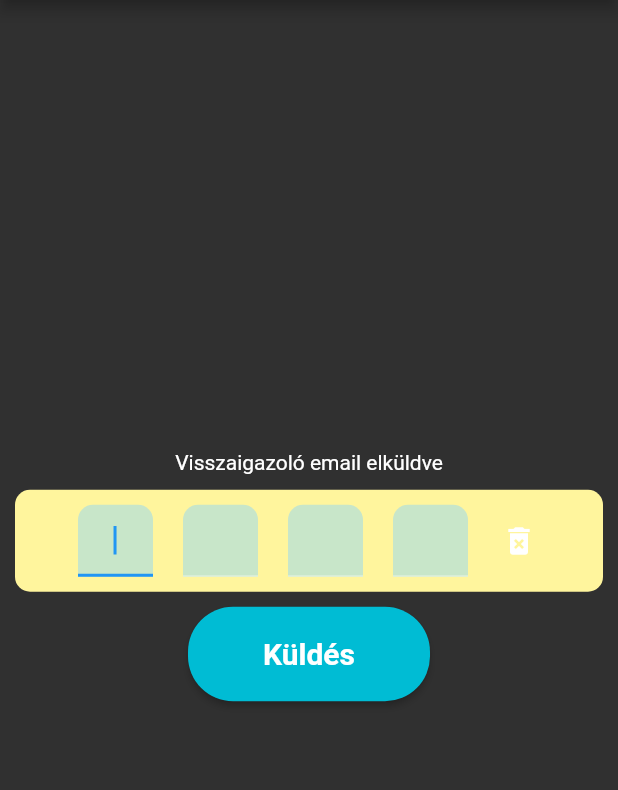
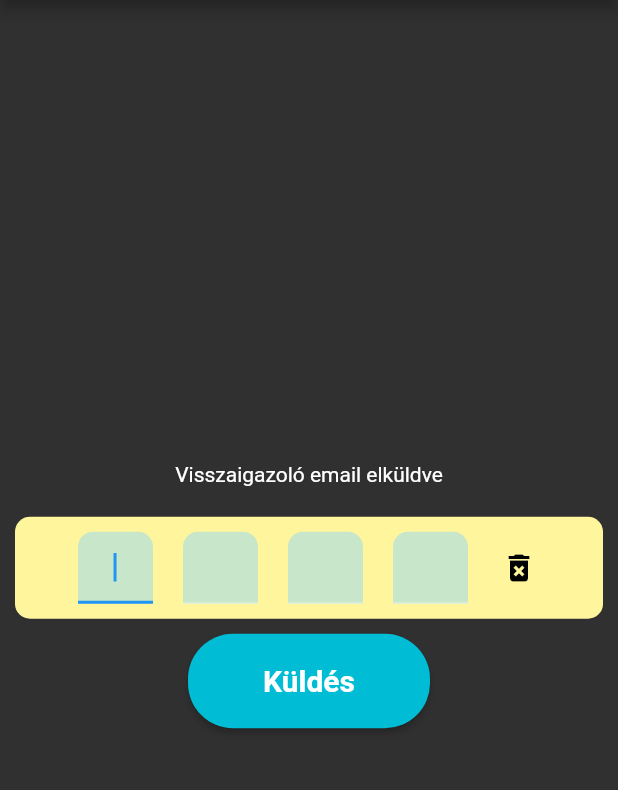
Before and after one commit to ilikecoding34/InformatikusleszekApp, a Flutter app: the VerificationScreen screen opened directly, on a phone screen of 412 x 824 dp, the part 84-874 px from its top. Run offline on Flutter 3.47's test engine with Material 2 defaults, Android fonts, the phone set to English and light mode, and no system bars; our stand-ins replace dio, flutter_secure_storage, shared_preferences; accounts and stored records are empty; network calls fail.

Commit message:
verification_page_minor_fix

```diff
--- a/lib/screens/login_page.dart
+++ b/lib/screens/login_page.dart
@@ -99,7 +99,7 @@ class _LoginScreenState extends State<LoginScreen> {
                     padding: const EdgeInsets.only(left: 10, right: 10),
                     decoration: BoxDecoration(
                         border: Border.all(color: Colors.blueAccent)),
-                    duration: const Duration(seconds: 1),
+                    duration: const Duration(milliseconds: 500),
                     onEnd: () => setState(() {
                           reg ? namevisible = true : namevisible = false;
                         }),
--- a/lib/screens/verification_page.dart
+++ b/lib/screens/verification_page.dart
@@ -3,8 +3,8 @@ import 'package:blog/screens/postlist_page.dart';
 import 'package:blog/services/auth_service.dart';
 import 'package:blog/widgets/number_box.dart';
 import 'package:flutter/material.dart';
-import 'package:flutter/services.dart';
 import 'package:provider/provider.dart';
+import 'dart:async';
 
 class VerificationScreen extends StatelessWidget {
   VerificationScreen({Key? key}) : super(key: key);
@@ -22,6 +22,15 @@ class VerificationScreen extends StatelessWidget {
   String code = '';
   @override
   Widget build(BuildContext context) {
+    if (Provider.of<AuthService>(context).getVerification) {
+      Future.delayed(const Duration(milliseconds: 2000), () {
+        Navigator.push(
+          context,
+          MaterialPageRoute(
+              builder: (context) => PostListScreen(title: 'Bejegyzés lista')),
+        );
+      });
+    }
     return Scaffold(
         appBar: AppBar(
           title: const Text('Bejelentkezés'),
@@ -30,7 +39,16 @@ class VerificationScreen extends StatelessWidget {
           mainAxisAlignment: MainAxisAlignment.center,
           crossAxisAlignment: CrossAxisAlignment.center,
           children: [
-            const Text('Visszaigazoló email elküldve'),
+            Provider.of<AuthService>(context).getVerification
+                ? Padding(
+                    padding: const EdgeInsets.all(10),
+                    child: Container(
+                        color: Colors.cyan, child: const Text('Jóváhagyva')))
+                : const Text(''),
+            const Padding(
+              padding: EdgeInsets.all(10),
+              child: Text('Visszaigazoló email elküldve'),
+            ),
             Padding(
               padding: const EdgeInsets.all(10),
               child: Container(
@@ -85,7 +103,10 @@ class VerificationScreen extends StatelessWidget {
                           FocusScope.of(context)
                               .requestFocus(textFirstFocusNode);
                         },
-                        icon: const Icon(Icons.delete_forever)),
+                        icon: const Icon(
+                          Icons.delete_forever,
+                          color: Colors.black,
+                        )),
                   ],
                 ),
               ),
@@ -106,12 +127,6 @@ class VerificationScreen extends StatelessWidget {
                       '${first.text}${second.text}${third.text}${fourth.text}';
                   await Provider.of<AuthService>(context, listen: false)
                       .verification(code);
-                  Navigator.push(
-                    context,
-                    MaterialPageRoute(
-                        builder: (context) =>
-                            PostListScreen(title: 'Bejegyzés lista')),
-                  );
                 },
                 child: const Text('Küldés')),
           ],
```
Also changed, not shown: lib/screens/postlist_page.dart (+11 -11 lines), lib/services/auth_service.dart (+4 -7 lines).
